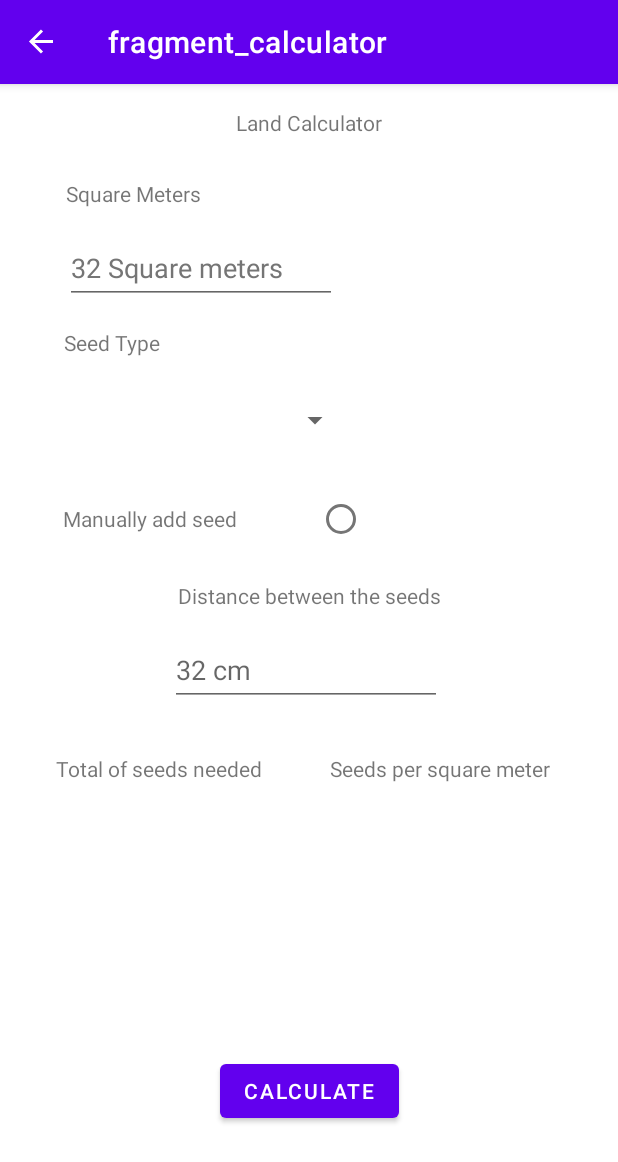
After one commit to F2022-AppDev-II/project-farmerverse, an Android app: the calculator screen opened through its navigation route, on a phone screen of 412 x 824 dp. The commit adds this screen. Shown: the top 1162 px of the screen. Run offline under Robolectric (Android 15) with nearby library versions, the phone set to English and light mode, and no system bars; our stand-ins replace Room's generated code, navigation-ui.

Commit message:
Calculator GUI and Framgemnt navigation done

```diff
--- /dev/null
+++ b/farmerverse/app/src/main/java/com/example/farmerverse/calculator.java
@@ -0,0 +1,64 @@
+package com.example.farmerverse;
+
+import android.os.Bundle;
+
+import androidx.fragment.app.Fragment;
+
+import android.view.LayoutInflater;
+import android.view.View;
+import android.view.ViewGroup;
+
+/**
+ * A simple {@link Fragment} subclass.
+ * Use the {@link calculator#newInstance} factory method to
+ * create an instance of this fragment.
+ */
+public class calculator extends Fragment {
+
+    // TODO: Rename parameter arguments, choose names that match
+    // the fragment initialization parameters, e.g. ARG_ITEM_NUMBER
+    private static final String ARG_PARAM1 = "param1";
+    private static final String ARG_PARAM2 = "param2";
+
+    // TODO: Rename and change types of parameters
+    private String mParam1;
+    private String mParam2;
+
+    public calculator() {
+        // Required empty public constructor
+    }
+
+    /**
+     * Use this factory method to create a new instance of
+     * this fragment using the provided parameters.
+     *
+     * @param param1 Parameter 1.
+     * @param param2 Parameter 2.
+     * @return A new instance of fragment calculator.
+     */
+    // TODO: Rename and change types and number of parameters
+    public static calculator newInstance(String param1, String param2) {
+        calculator fragment = new calculator();
+        Bundle args = new Bundle();
+        args.putString(ARG_PARAM1, param1);
+        args.putString(ARG_PARAM2, param2);
+        fragment.setArguments(args);
+        return fragment;
+    }
+
+    @Override
+    public void onCreate(Bundle savedInstanceState) {
+        super.onCreate(savedInstanceState);
+        if (getArguments() != null) {
+            mParam1 = getArguments().getString(ARG_PARAM1);
+            mParam2 = getArguments().getString(ARG_PARAM2);
+        }
+    }
+
+    @Override
+    public View onCreateView(LayoutInflater inflater, ViewGroup container,
+                             Bundle savedInstanceState) {
+        // Inflate the layout for this fragment
+        return inflater.inflate(R.layout.fragment_calculator, container, false);
+    }
+}
--- a/farmerverse/app/src/main/java/com/example/farmerverse/fragments/HomeFragment.java
+++ b/farmerverse/app/src/main/java/com/example/farmerverse/fragments/HomeFragment.java
@@ -80,6 +80,13 @@ public class HomeFragment extends Fragment {
                 navController.navigate(R.id.action_homeFragment_to_seedFragment);
             }
         });
+        view.findViewById(R.id.btnCalculator).setOnClickListener(new View.OnClickListener() {
+            @Override
+            public void onClick(View v)
+            {
+                navController.navigate(R.id.action_homeFragment_to_calculator);
+            }
+        });
 
         return view;
     }
--- /dev/null
+++ b/farmerverse/app/src/main/res/layout/fragment_calculator.xml
@@ -0,0 +1,172 @@
+<?xml version="1.0" encoding="utf-8"?>
+<FrameLayout xmlns:android="http://schemas.android.com/apk/res/android"
+    xmlns:app="http://schemas.android.com/apk/res-auto"
+    xmlns:tools="http://schemas.android.com/tools"
+    android:layout_width="match_parent"
+    android:layout_height="match_parent"
+    tools:context=".calculator">
+
+    <androidx.constraintlayout.widget.ConstraintLayout
+        android:layout_width="match_parent"
+        android:layout_height="match_parent">
+
+        <TextView
+            android:id="@+id/textView10"
+            android:layout_width="118dp"
+            android:layout_height="53dp"
+            app:layout_constraintBottom_toBottomOf="@+id/textView9"
+            app:layout_constraintEnd_toEndOf="parent"
+            app:layout_constraintStart_toEndOf="@+id/textView9"
+            app:layout_constraintTop_toTopOf="@+id/textView9" />
+
+        <EditText
+            android:id="@+id/editTextNumber2"
+            android:layout_width="181dp"
+            android:layout_height="48dp"
+            android:layout_marginTop="16dp"
+            android:layout_marginEnd="115dp"
+            android:ems="10"
+            android:hint="@string/_32_cm"
+            android:importantForAutofill="no"
+            android:inputType="number"
+            app:layout_constraintEnd_toEndOf="parent"
+            app:layout_constraintHorizontal_bias="0.982"
+            app:layout_constraintStart_toStartOf="parent"
+            app:layout_constraintTop_toBottomOf="@+id/textView6" />
+
+        <TextView
+            android:id="@+id/textView2"
+            android:layout_width="wrap_content"
+            android:layout_height="wrap_content"
+            android:layout_marginTop="16dp"
+            android:text="@string/land_calculator"
+            app:layout_constraintEnd_toEndOf="parent"
+            app:layout_constraintStart_toStartOf="parent"
+            app:layout_constraintTop_toTopOf="parent" />
+
+        <TextView
+            android:id="@+id/textView3"
+            android:layout_width="wrap_content"
+            android:layout_height="wrap_content"
+            android:layout_marginTop="28dp"
+            android:layout_marginEnd="222dp"
+            android:text="@string/square_meters"
+            app:layout_constraintEnd_toEndOf="parent"
+            app:layout_constraintHorizontal_bias="0.443"
+            app:layout_constraintStart_toStartOf="parent"
+            app:layout_constraintTop_toBottomOf="@+id/textView2" />
+
+        <EditText
+            android:id="@+id/editTextNumber"
+            android:layout_width="181dp"
+            android:layout_height="48dp"
+            android:layout_marginTop="16dp"
+            android:layout_marginEnd="115dp"
+            android:ems="10"
+            android:hint="@string/_32_square_meters"
+            android:importantForAutofill="no"
+            android:inputType="number"
+            android:textColorHint="#757575"
+            app:layout_constraintEnd_toEndOf="parent"
+            app:layout_constraintHorizontal_bias="0.373"
+            app:layout_constraintStart_toStartOf="parent"
+            app:layout_constraintTop_toBottomOf="@+id/textView3" />
+
+        <TextView
+            android:id="@+id/textView4"
+            android:layout_width="91dp"
+            android:layout_height="21dp"
+            android:layout_marginTop="16dp"
+            android:layout_marginEnd="235dp"
+            android:text="@string/seed_type"
+            app:layout_constraintEnd_toEndOf="parent"
+            app:layout_constraintStart_toStartOf="parent"
+            app:layout_constraintTop_toBottomOf="@+id/editTextNumber" />
+
+        <Spinner
+            android:id="@+id/spinner"
+            android:layout_width="191dp"
+            android:layout_height="48dp"
+            android:layout_marginTop="16dp"
+            android:layout_marginEnd="135dp"
+            android:contentDescription="@string/SeedType"
+            android:visibility="visible"
+            app:layout_constraintEnd_toEndOf="parent"
+            app:layout_constraintStart_toStartOf="parent"
+            app:layout_constraintTop_toBottomOf="@+id/textView4" />
+
+        <TextView
+            android:id="@+id/textView5"
+            android:layout_width="wrap_content"
+            android:layout_height="wrap_content"
+            android:layout_marginTop="32dp"
+            android:layout_marginEnd="212dp"
+            android:text="@string/manually_add_seed"
+            app:layout_constraintEnd_toEndOf="parent"
+            app:layout_constraintStart_toStartOf="parent"
+            app:layout_constraintTop_toBottomOf="@+id/spinner" />
+
+        <RadioButton
+            android:id="@+id/radioButton"
+            android:layout_width="wrap_content"
+            android:layout_height="wrap_content"
+            android:layout_marginEnd="100dp"
+            app:layout_constraintBottom_toBottomOf="@+id/textView5"
+            app:layout_constraintEnd_toEndOf="parent"
+            app:layout_constraintStart_toEndOf="@+id/textView5"
+            app:layout_constraintTop_toTopOf="@+id/textView5" />
+
+        <TextView
+            android:id="@+id/textView6"
+            android:layout_width="wrap_content"
+            android:layout_height="wrap_content"
+            android:layout_marginTop="32dp"
+            android:text="@string/distance_between_the_seeds"
+            app:layout_constraintEnd_toEndOf="parent"
+            app:layout_constraintStart_toStartOf="parent"
+            app:layout_constraintTop_toBottomOf="@+id/textView5" />
+
+        <TextView
+            android:id="@+id/textView7"
+            android:layout_width="wrap_content"
+            android:layout_height="wrap_content"
+            android:layout_marginTop="32dp"
+            android:layout_marginEnd="200dp"
+            android:text="@string/total_of_seeds_needed"
+            app:layout_constraintEnd_toEndOf="parent"
+            app:layout_constraintStart_toStartOf="parent"
+            app:layout_constraintTop_toBottomOf="@+id/editTextNumber2" />
+
+        <TextView
+            android:id="@+id/textView8"
+            android:layout_width="wrap_content"
+            android:layout_height="wrap_content"
+            android:text="@string/seeds_per_square_meter"
+            app:layout_constraintBottom_toBottomOf="@+id/textView7"
+            app:layout_constraintEnd_toEndOf="parent"
+            app:layout_constraintStart_toEndOf="@+id/textView7"
+            app:layout_constraintTop_toTopOf="@+id/textView7" />
+
+        <TextView
+            android:id="@+id/textView9"
+            android:layout_width="118dp"
+            android:layout_height="53dp"
+            android:layout_marginEnd="190dp"
+            app:layout_constraintBottom_toBottomOf="parent"
+            app:layout_constraintEnd_toEndOf="parent"
+            app:layout_constraintHorizontal_bias="0.553"
+            app:layout_constraintStart_toStartOf="parent"
+            app:layout_constraintTop_toBottomOf="@+id/textView7"
+            app:layout_constraintVertical_bias="0.223" />
+
+        <Button
+            android:id="@+id/button"
+            android:layout_width="wrap_content"
+            android:layout_height="wrap_content"
+            android:text="@string/calculate"
+            app:layout_constraintBottom_toBottomOf="parent"
+            app:layout_constraintEnd_toEndOf="parent"
+            app:layout_constraintStart_toStartOf="parent"
+            app:layout_constraintTop_toBottomOf="@+id/textView9" />
+    </androidx.constraintlayout.widget.ConstraintLayout>
+</FrameLayout>
--- a/farmerverse/app/src/main/res/navigation/nav_graph.xml
+++ b/farmerverse/app/src/main/res/navigation/nav_graph.xml
@@ -28,6 +28,9 @@
         <action
             android:id="@+id/action_homeFragment_to_seedFragment"
             app:destination="@id/seedFragment" />
+        <action
+            android:id="@+id/action_homeFragment_to_calculator"
+            app:destination="@id/calculator" />
     </fragment>
     <fragment
         android:id="@+id/addSeedFragment"
@@ -41,4 +44,9 @@
             android:name="seedId"
             app:argType="integer" />
     </fragment>
+    <fragment
+        android:id="@+id/calculator"
+        android:name="com.example.farmerverse.calculator"
+        android:label="fragment_calculator"
+        tools:layout="@layout/fragment_calculator" />
 </navigation>
--- a/farmerverse/app/src/main/res/values/strings.xml
+++ b/farmerverse/app/src/main/res/values/strings.xml
@@ -17,4 +17,15 @@
     <string name="inventory">Inventory</string>
     <string name="days_till_harvest">Days till Harvest:</string>
     <string name="temp_for_temp">Temp for temp</string>
+    <string name="SeedType">Type of Seed</string>
+    <string name="_32_cm">32 cm</string>
+    <string name="land_calculator">Land Calculator</string>
+    <string name="square_meters">Square Meters</string>
+    <string name="_32_square_meters">32 Square meters</string>
+    <string name="seed_type">Seed Type</string>
+    <string name="manually_add_seed">Manually add seed</string>
+    <string name="distance_between_the_seeds">Distance between the seeds</string>
+    <string name="total_of_seeds_needed">Total of seeds needed</string>
+    <string name="seeds_per_square_meter">Seeds per square meter</string>
+    <string name="calculate">Calculate</string>
 </resources>
```
Also changed, not shown: farmerverse/gradle/wrapper/gradle-wrapper.properties.
